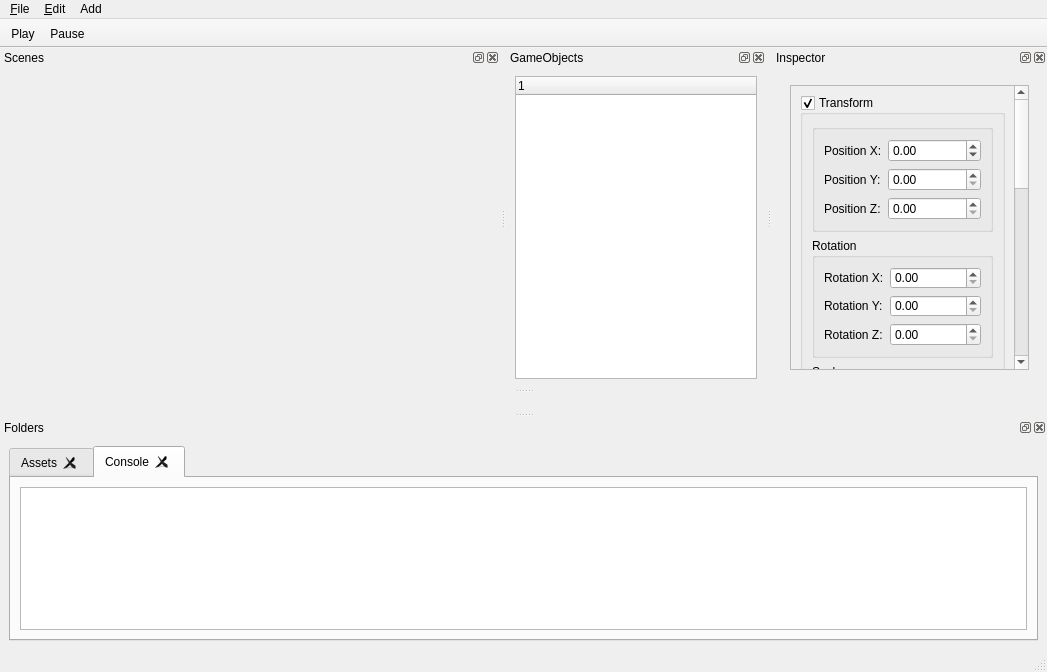
Old version of the form source/core/platforms/qt/MainWindow.ui in the repository alanhaugen/gameengine.
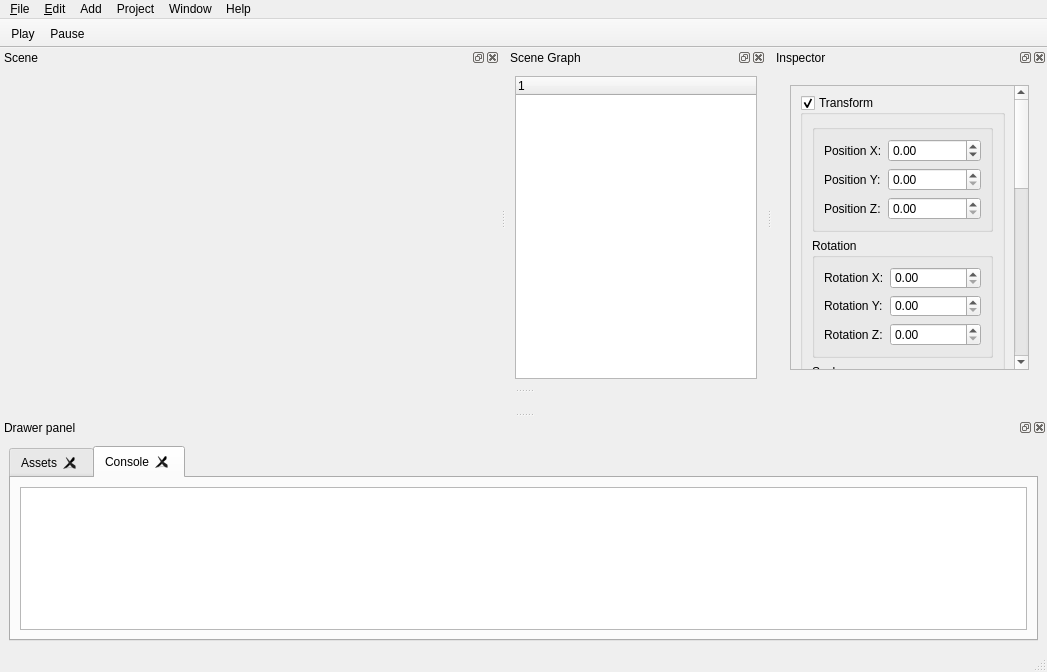
New version of the form.

What changed in the file:
```diff
--- a/source/core/platforms/qt/MainWindow.ui
+++ b/source/core/platforms/qt/MainWindow.ui
@@ -29,7 +29,7 @@
      <x>0</x>
      <y>0</y>
      <width>1037</width>
-     <height>17</height>
+     <height>22</height>
     </rect>
    </property>
    <widget class="QMenu" name="menuFile">
@@ -50,9 +50,35 @@
      <string>Add</string>
     </property>
    </widget>
+   <widget class="QMenu" name="menuProject">
+    <property name="title">
+     <string>Project</string>
+    </property>
+    <addaction name="actionSettings"/>
+   </widget>
+   <widget class="QMenu" name="menuWindow">
+    <property name="title">
+     <string>Window</string>
+    </property>
+    <addaction name="actionScene_Overview"/>
+    <addaction name="actionEntity_Overview"/>
+    <addaction name="actionInspector_Panel"/>
+    <addaction name="separator"/>
+    <addaction name="actionLog_panel"/>
+    <addaction name="actionAsset_panel"/>
+   </widget>
+   <widget class="QMenu" name="menuHelp">
+    <property name="title">
+     <string>Help</string>
+    </property>
+    <addaction name="actionAbout"/>
+   </widget>
    <addaction name="menuFile"/>
    <addaction name="menuEdit"/>
    <addaction name="menuAdd"/>
+   <addaction name="menuProject"/>
+   <addaction name="menuWindow"/>
+   <addaction name="menuHelp"/>
   </widget>
   <widget class="QToolBar" name="toolBar">
    <property name="sizePolicy">
@@ -92,7 +118,7 @@
    <property name="minimumSize">
     <size>
      <width>500</width>
-     <height>322</height>
+     <height>324</height>
     </size>
    </property>
    <property name="baseSize">
@@ -105,7 +131,7 @@
     <enum>Qt::LayoutDirection::LeftToRight</enum>
    </property>
    <property name="windowTitle">
-    <string>Scenes</string>
+    <string>Scene</string>
    </property>
    <attribute name="dockWidgetArea">
     <number>4</number>
@@ -172,7 +198,7 @@
     <bool>false</bool>
    </property>
    <property name="windowTitle">
-    <string>GameObjects</string>
+    <string>Scene Graph</string>
    </property>
    <attribute name="dockWidgetArea">
     <number>4</number>
@@ -558,11 +584,11 @@
    <property name="minimumSize">
     <size>
      <width>400</width>
-     <height>160</height>
+     <height>162</height>
     </size>
    </property>
    <property name="windowTitle">
-    <string>Folders</string>
+    <string>Drawer panel</string>
    </property>
    <attribute name="dockWidgetArea">
     <number>8</number>
```
Left out of the diff: 92 changed lines with no effect on the pictures.
